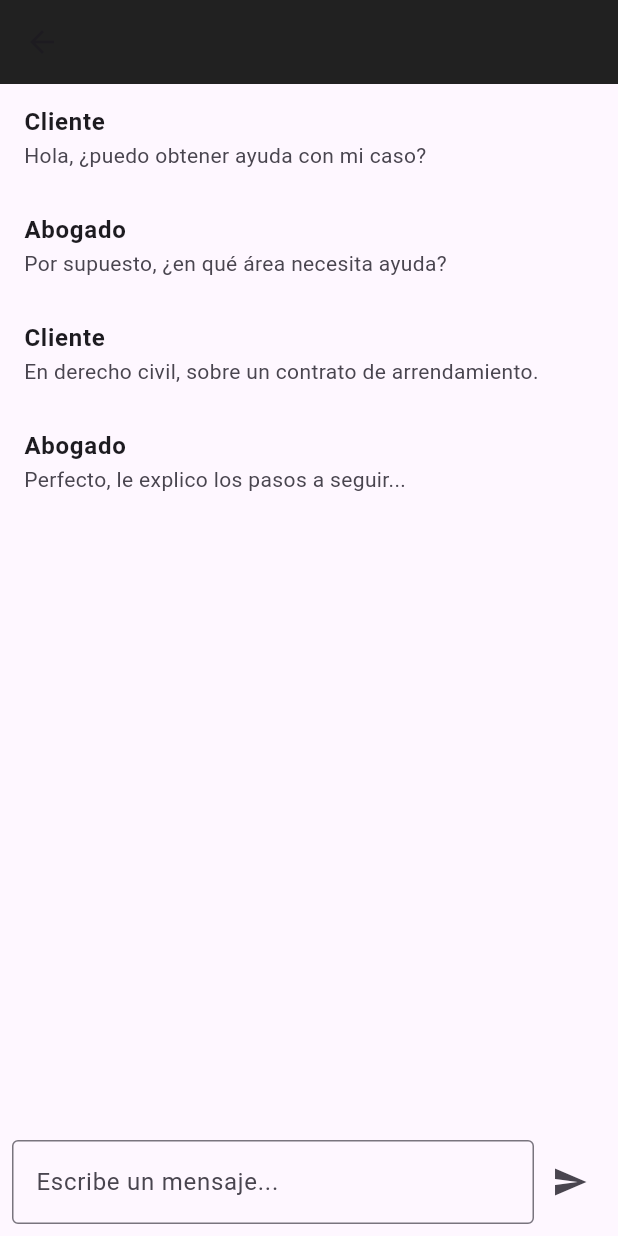
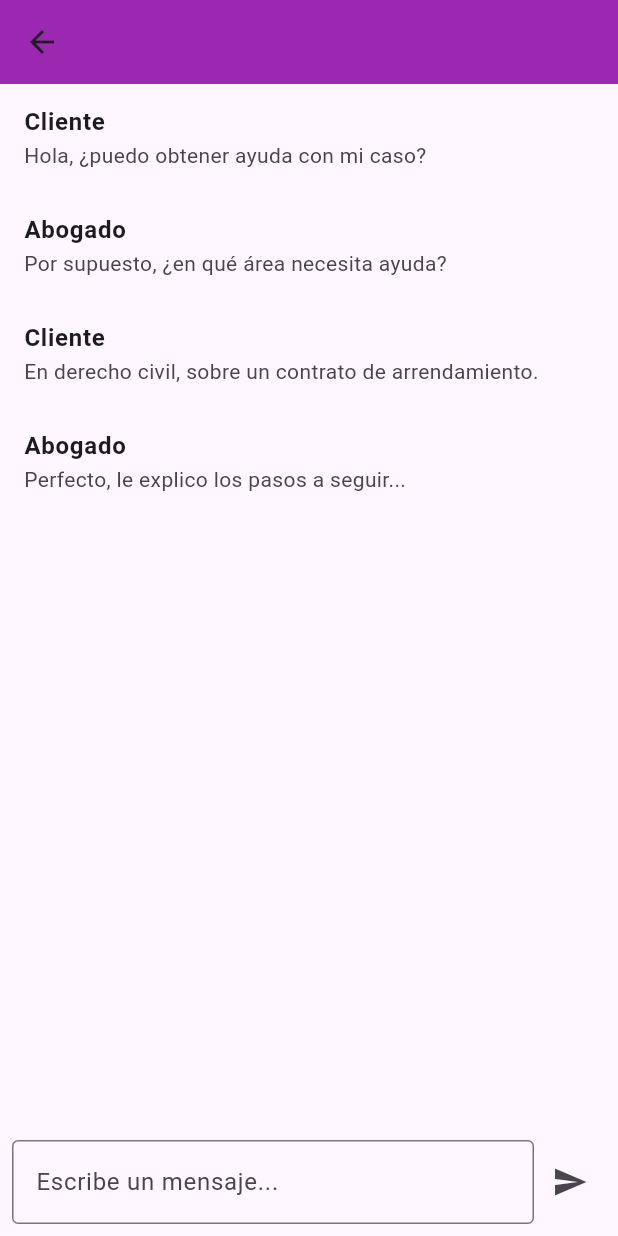
Before and after one commit to AxcelVillagran/PrototipoSI, a Flutter app: the ChatScreen screen opened directly with empty values, on a phone screen of 412 x 824 dp. Run offline on Flutter 3.47's test engine with Material 3 defaults, Android fonts, the light colour scheme and no system bars.

Commit message:
Text colors fixed

```diff
--- a/lib/screens/chat_screen.dart
+++ b/lib/screens/chat_screen.dart
@@ -17,8 +17,8 @@ class ChatScreen extends StatelessWidget {
   Widget build(BuildContext context) {
     return Scaffold(
       appBar: AppBar(
-        title: Text(asesoriaTitle),
-        backgroundColor: Colors.grey[900],
+        title: Text(asesoriaTitle,style: TextStyle(color: Colors.white)),
+        backgroundColor: Colors.purple,
       ),
       body: Column(
         children: [
--- a/lib/screens/mis_solicitudes_screen.dart
+++ b/lib/screens/mis_solicitudes_screen.dart
@@ -55,7 +55,7 @@ class MisSolicitudesScreen extends StatelessWidget {
                                 ),
                               );
                             },
-                            child: Text("Ver Detalles"),
+                            child: Text("Ver Detalles",style: TextStyle(color: Colors.white),),
                             style: ElevatedButton.styleFrom(
                               backgroundColor: Colors.purple,
                             ),
--- a/lib/screens/tramite_detail_screen.dart
+++ b/lib/screens/tramite_detail_screen.dart
@@ -10,8 +10,8 @@ class TramiteDetailScreen extends StatelessWidget {
   Widget build(BuildContext context) {
     return Scaffold(
       appBar: AppBar(
-        title: Text(title),
-        backgroundColor: Colors.grey[900],
+        title: Text(title,style: TextStyle(color: Colors.white)),
+        backgroundColor: Colors.purple,
       ),
       body: ListView.builder(
         padding: EdgeInsets.all(16),
```
